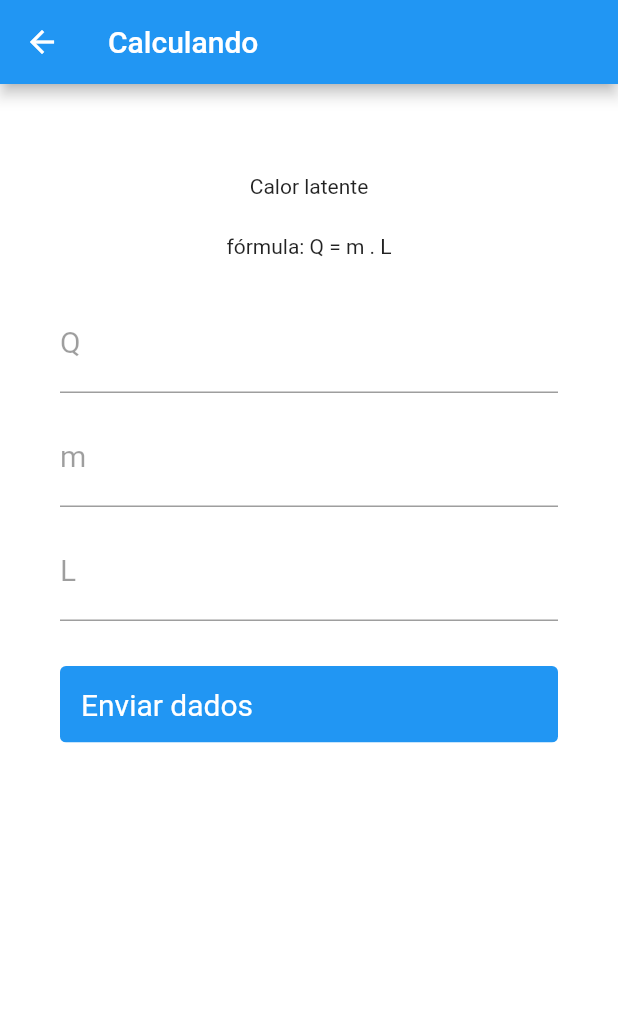
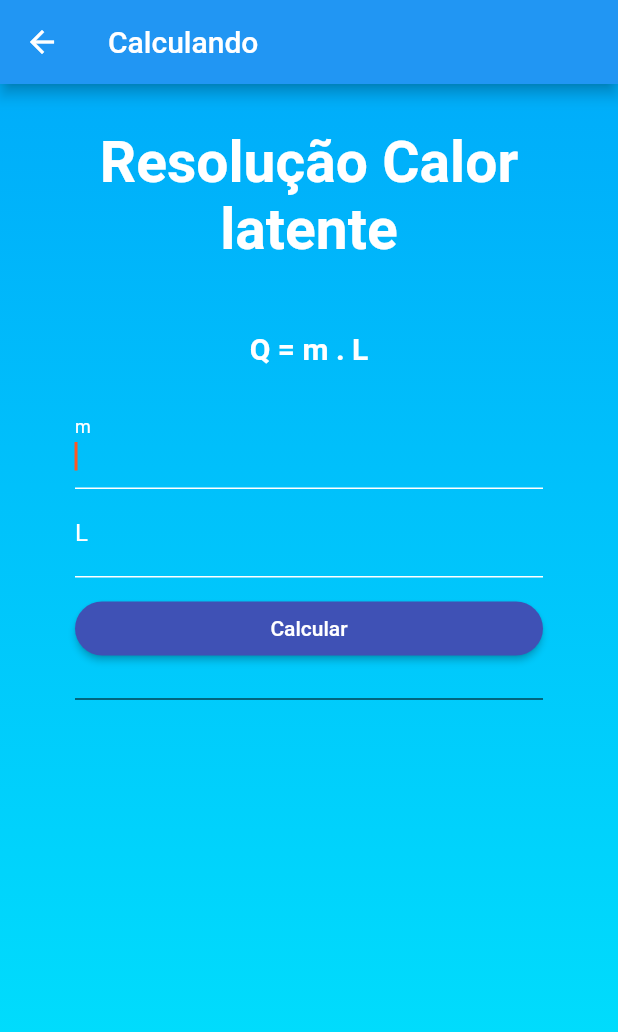
Before and after one commit to GersonGabriel0/flutter_faculdade_m2, a Flutter app: the CalorLatente screen opened directly, on a phone screen of 412 x 824 dp. Shown: the top 1032 px of the screen. Run offline on Flutter 3.47's test engine with Material 2 defaults, Android fonts, the phone set to English and light mode, and no system bars.

Commit message:
Formula calor latente

```diff
--- a/lib/pages/physics-accounts/calor-latente.dart
+++ b/lib/pages/physics-accounts/calor-latente.dart
@@ -1,12 +1,18 @@
-import 'package:flutter_faculdade_m2/main.dart';
-import 'package:flutter_faculdade_m2/pages/home.dart';
-import 'package:flutter_faculdade_m2/pages/signup.page.dart';
 import 'package:flutter/material.dart';
+import 'package:flutter_faculdade_m2/custom_colors.dart';
 
-import '../physics-results/result-calorLatente.dart';
+class CalorLatente extends StatefulWidget {
+  @override
+  _QuadradoState createState() => _QuadradoState();
+}
 
-class CalorLatente extends StatelessWidget {
-  @override
+class _QuadradoState extends State<CalorLatente> {
+  TextEditingController _PrimeiroController = TextEditingController();
+  TextEditingController _SegundoController = TextEditingController();
+  bool _obscurePassword = true;
+
+  final _formKey = GlobalKey<FormState>();
+
   @override
   Widget build(BuildContext context) {
     return Scaffold(
@@ -15,101 +21,137 @@
         title: const Text("Calculando"),
       ),
       body: Container(
-        padding: EdgeInsets.only(top: 60, left: 40, right: 40),
-        color: Colors.white,
-        child: ListView(
-          children: <Widget>[
-            Container(
-              height: 40,
-              child: Text(
-                "Calor latente",
-                textAlign: TextAlign.center,
+        height: MediaQuery.of(context).size.height,
+        padding: EdgeInsets.symmetric(horizontal: 50, vertical: 30),
+        decoration: BoxDecoration(
+          gradient: LinearGradient(
+            begin: Alignment.topCenter,
+            end: Alignment.bottomCenter,
+            colors: [
+              CustomColors().getGradientMainColor(),
+              CustomColors().getGradientSecondaryColor(),
+            ],
           ),
         ),
-            Container(
-              height: 40,
-              child: Text(
-                "fórmula: Q = m . L",
+        child: SingleChildScrollView(
+          child: Column(
+            mainAxisAlignment: MainAxisAlignment.center,
+            crossAxisAlignment: CrossAxisAlignment.stretch,
+            children: [
+              Text(
+                "Resolução Calor latente\n",
                 textAlign: TextAlign.center,
+                style: TextStyle(
+                  color: Colors.white,
+                  fontSize: 38,
+                  fontWeight: FontWeight.bold,
+                ),
+              ),
+              Text(
+                "Q = m . L\n",
+                textAlign: TextAlign.center,
+                style: TextStyle(
+                  color: Colors.white,
+                  fontSize: 20,
+                  fontWeight: FontWeight.bold,
+                ),
+              ),
+              Form(
+                key: _formKey,
+                child: Column(
+                  children: [
+                    TextFormField(
+                      controller: _PrimeiroController,
+                      autofocus: true,
+                      style: TextStyle(color: Colors.white),
+                      decoration: InputDecoration(
+                        labelText: "m",
+                        labelStyle: TextStyle(
+                          color: Colors.white,
+                        ),
+                        focusedBorder: UnderlineInputBorder(
+                          borderSide: BorderSide(
+                            color: Colors.white,
+                          ),
+                        ),
+                        enabledBorder: UnderlineInputBorder(
+                          borderSide: BorderSide(
+                            color: Colors.white,
+                          ),
+                        ),
                       ),
                     ),
                     TextFormField(
-              // autofocus: true,
-              keyboardType: TextInputType.emailAddress,
-              decoration: InputDecoration(
-                labelText: "Q",
-                labelStyle: TextStyle(
-                  color: Colors.black38,
-                  fontWeight: FontWeight.w400,
-                  fontSize: 20,
-                ),
-              ),
-              style: TextStyle(fontSize: 20),
-            ),
-            SizedBox(
-              height: 10,
-            ),
-            TextFormField(
-              // autofocus: true,
-              keyboardType: TextInputType.text,
-              decoration: InputDecoration(
-                labelText: "m",
-                labelStyle: TextStyle(
-                  color: Colors.black38,
-                  fontWeight: FontWeight.w400,
-                  fontSize: 20,
-                ),
-              ),
-              style: TextStyle(fontSize: 20),
-            ),
-            SizedBox(
-              height: 10,
-            ),
-            TextFormField(
-              // autofocus: true,
-              keyboardType: TextInputType.text,
+                      controller: _SegundoController,
+                      style: TextStyle(color: Colors.white),
                       decoration: InputDecoration(
                         labelText: "L",
                         labelStyle: TextStyle(
-                  color: Colors.black38,
-                  fontWeight: FontWeight.w400,
-                  fontSize: 20,
+                          color: Colors.white,
+                        ),
+                        focusedBorder: UnderlineInputBorder(
+                          borderSide: BorderSide(
+                            color: Colors.white,
                           ),
                         ),
-              style: TextStyle(fontSize: 20),
-            ),
-            const SizedBox(height: 30),
-            ClipRRect(
-              borderRadius: BorderRadius.circular(4),
-              child: Stack(
-                children: <Widget>[
-                  Positioned.fill(
-                    child: Container(
-                      decoration: const BoxDecoration(color: Colors.blue),
+                        enabledBorder: UnderlineInputBorder(
+                          borderSide: BorderSide(
+                            color: Colors.white,
                           ),
                         ),
-                  TextButton(
-                    style: TextButton.styleFrom(
-                      padding: const EdgeInsets.all(14.0),
-                      primary: Colors.white,
-                      textStyle: const TextStyle(fontSize: 20),
                       ),
+                    )
+                  ],
+                ),
+              ),
+              Padding(
+                padding: EdgeInsets.only(bottom: 10),
+              ),
+              ElevatedButton(
                 onPressed: () {
-                      Navigator.push(
-                        context,
-                        MaterialPageRoute(
-                          builder: (context) => ResultadoCalorLatente(),
+                  var m = int.tryParse(_PrimeiroController.text);
+                  var l = int.tryParse(_SegundoController.text);
+                  var q = m! * l!;
+                  showDialog(
+                    context: context,
+                    builder: (context) {
+                      return AlertDialog(
+                        title: Text('Resolução Calor latente\n'),
+                        content: Text("Q = M . L\n"
+                            "Q = ${m} . ${l}\n"
+                            'A = ${q}\n'
                         ),
                       );
                     },
-                    child: const Text('Enviar dados'),
+                  );
+                },
+                child: Text(
+                  "Calcular",
+                  style: TextStyle(
+                    color: Colors.white,
                   ),
-                ],
+                ),
+                style: ButtonStyle(
+                  backgroundColor: MaterialStateProperty.all<Color>(
+                    CustomColors().getActivePrimaryButtonColor(),
+                  ),
+                  shape: MaterialStateProperty.all<OutlinedBorder>(
+                    RoundedRectangleBorder(
+                      borderRadius: BorderRadius.circular(50),
+                    ),
+                  ),
+                ),
+              ),
+              Padding(
+                padding: EdgeInsets.symmetric(vertical: 15),
+                child: Divider(
+                  color: Colors.black,
                 ),
               ),
             ],
           ),
         ),
+      ),
     );
   }
 }
```
Also changed, not shown: lib/pages/physics-results/result-calorLatente.dart (deleted, +0 -73 lines), lib/pages/physicsHome.dart (+2 -20 lines). Lines whose indentation alone changed are shown as unchanged.
